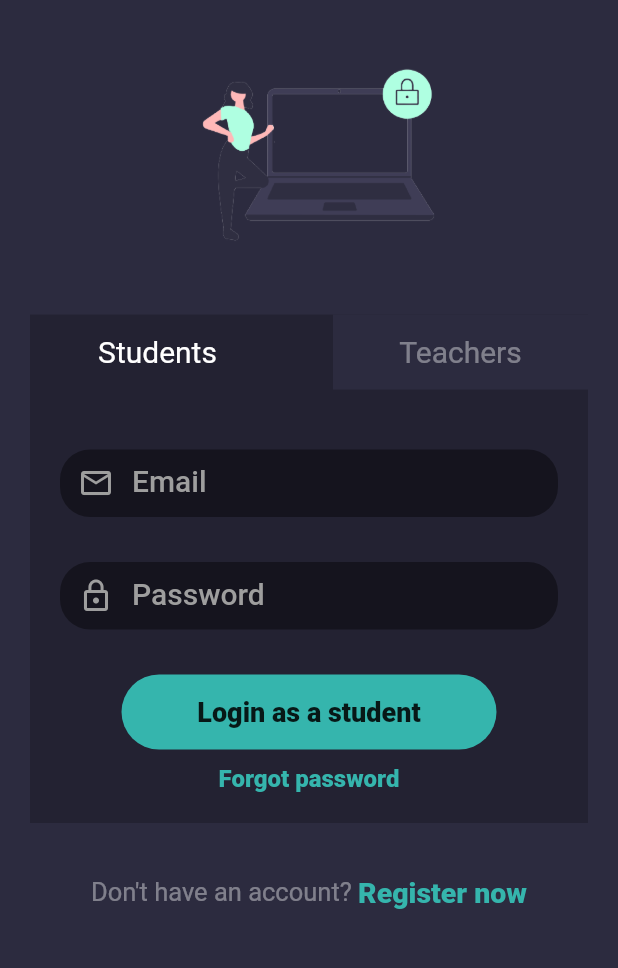
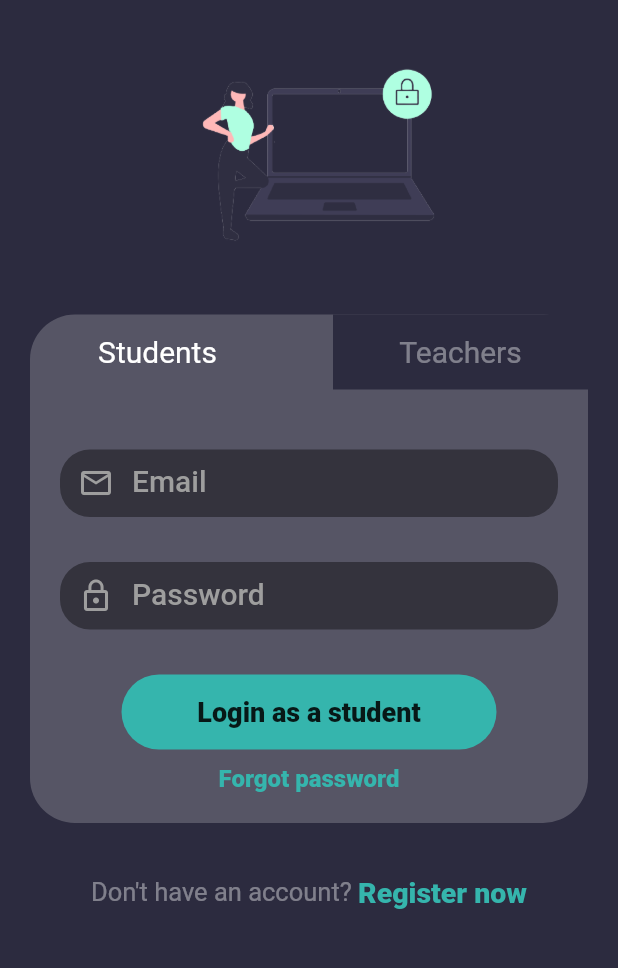
Before and after one commit to Shehan82/ScHoOlYMoB, a Flutter app: the screen it shows after launch, on a phone screen of 412 x 824 dp, the part 131-1099 px from its top. Run offline on Flutter 3.47's test engine with Material 2 defaults, Android fonts, the phone set to English and light mode, and no system bars; our stand-ins replace font_awesome_flutter, google_fonts; Roboto replaces fonts that are missing (Itim).

Commit message:
login screen done

```diff
--- a/lib/screens/login.dart
+++ b/lib/screens/login.dart
@@ -44,7 +44,9 @@ class _LoginScreenState extends State<LoginScreen> {
           Container(
             margin: EdgeInsets.only(top: 10, right: 20, left: 20),
             width: 340,
-            color: Colors.black.withOpacity(0.2),
+            decoration: BoxDecoration(
+                color: Colors.white70.withOpacity(0.2),
+                borderRadius: BorderRadius.circular(30)),
             child: Column(
               children: [
                 Container(
```
